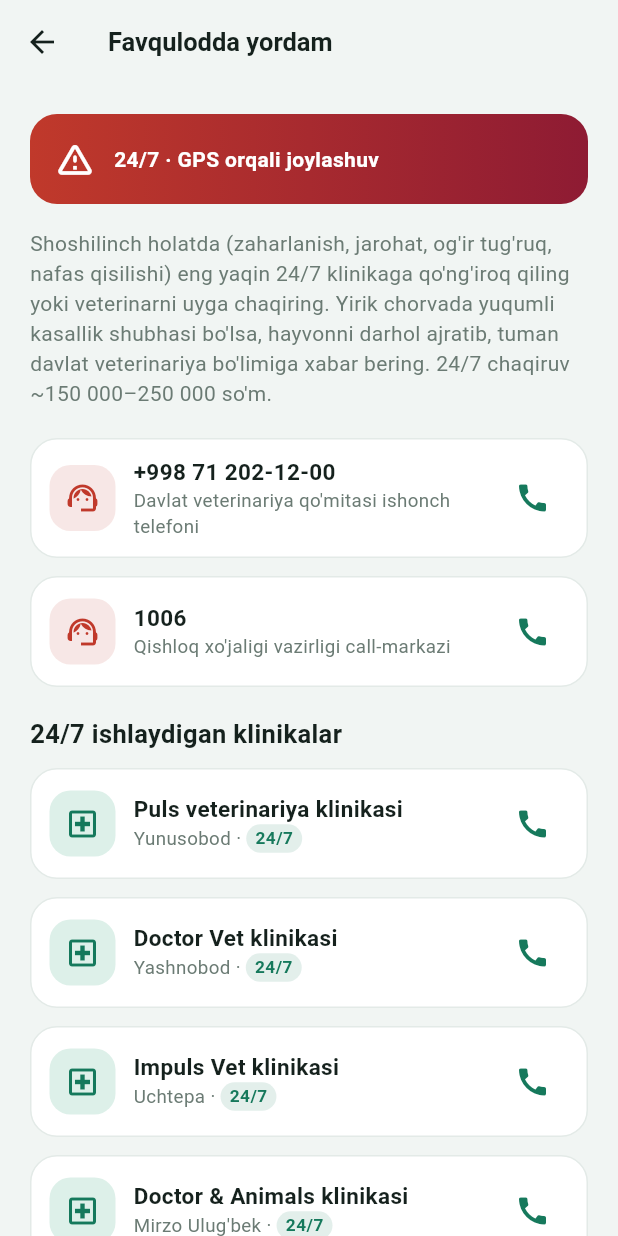
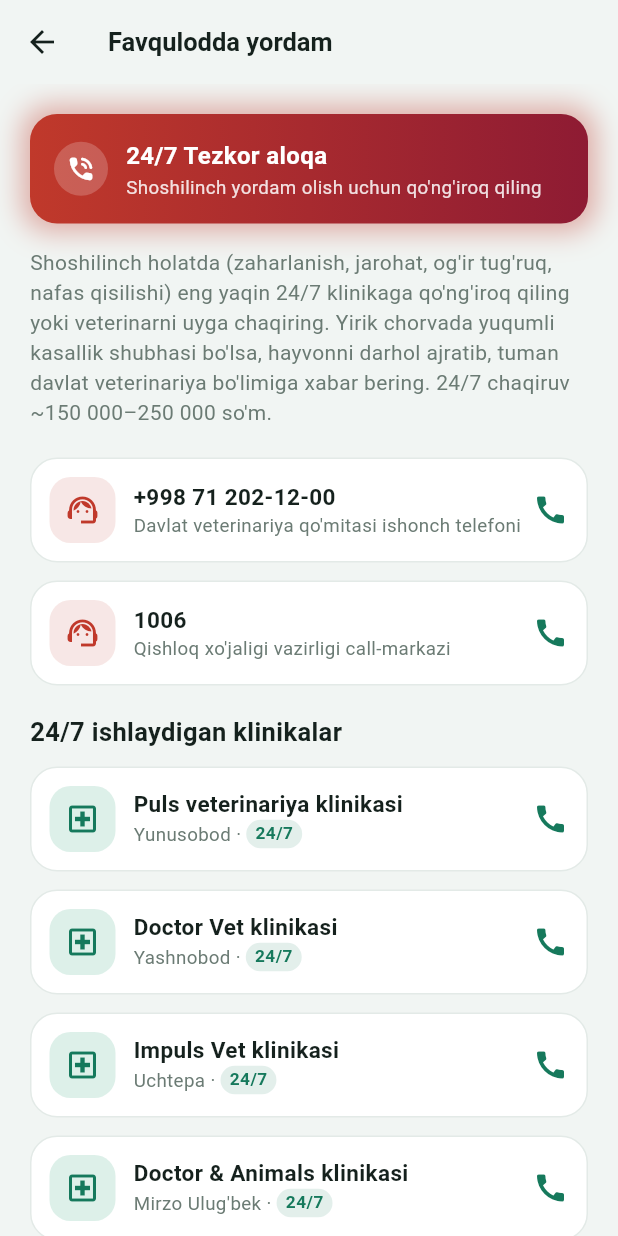
Before and after one commit to Yusuf2236/vet.uz, a Flutter app: the EmergencyScreen screen opened by its route, on a phone screen of 412 x 824 dp. Run offline on Flutter 3.47's test engine with Material 3 defaults, Android fonts, the phone set to English and light mode, and no system bars; our stand-ins replace device_preview, flutter_map, google_fonts, latlong2, local_auth, shared_preferences and 1 more; missing offline and left inert: yandex_mapkit; accounts and stored records are empty.

Commit message:
feat: improve emergency screen by removing GPS references and adding pulsing neon glow/entrance animations

```diff
--- a/lib/frontend/screens/emergency/emergency_screen.dart
+++ b/lib/frontend/screens/emergency/emergency_screen.dart
@@ -7,8 +7,10 @@ import '../../core/theme/app_text_styles.dart';
 import '../../data/mock_data.dart';
 import '../../../backend/repositories/clinic_repository.dart';
 import '../../models/clinic.dart';
+import '../../widgets/fade_slide_in.dart';
 
 /// Favqulodda yordam — 24/7 klinikalar va davlat ishonch telefonlari.
+/// Pulsatsiyalanuvchi banner, kirish animatsiyalari va to'liq interaktiv kartalar.
 class EmergencyScreen extends StatefulWidget {
   const EmergencyScreen({super.key});
 
@@ -37,61 +39,57 @@ class _EmergencyScreenState extends State<EmergencyScreen> {
       body: ListView(
         padding: const EdgeInsets.all(AppSpacing.screenH),
         children: [
-          // Ogohlantirish banneri
-          Container(
-            padding: const EdgeInsets.all(AppSpacing.lg),
-            decoration: BoxDecoration(
-              gradient: const LinearGradient(
-                colors: [AppColors.emergency, AppColors.emergencyDark],
-              ),
-              borderRadius: BorderRadius.circular(AppRadius.lg),
-            ),
-            child: Row(
-              children: [
-                const Icon(
-                  Icons.warning_amber_rounded,
-                  color: Colors.white,
-                  size: 28,
-                ),
-                const SizedBox(width: AppSpacing.md),
-                Expanded(
-                  child: Text(
-                    AppStrings.emergencySub,
-                    style: AppTextStyles.bodyStrong.copyWith(
-                      color: Colors.white,
-                    ),
-                  ),
-                ),
-              ],
-            ),
+          // 1. Pulsatsiyalanuvchi ogohlantirish banneri (GPS haqidagi qism olib tashlandi)
+          const FadeSlideIn(
+            delay: Duration(milliseconds: 50),
+            child: _PulsingEmergencyBanner(),
           ),
           const SizedBox(height: AppSpacing.lg),
-          Text(
+
+          // 2. Izoh matni
+          FadeSlideIn(
+            delay: const Duration(milliseconds: 100),
+            child: Text(
               MockData.emergencyNote,
               style: AppTextStyles.body.copyWith(color: secondary),
             ),
+          ),
           const SizedBox(height: AppSpacing.xl),
 
-          // Ishonch telefonlari
-          _HotlineTile(
+          // 3. Ishonch telefonlari (kirish animatsiyasi bilan)
+          FadeSlideIn(
+            delay: const Duration(milliseconds: 150),
+            child: _HotlineTile(
               label: MockData.stateHotlineLabel,
               number: MockData.stateHotline,
               onCall: () => _call(context, MockData.stateHotline),
             ),
+          ),
           const SizedBox(height: AppSpacing.md),
-          _HotlineTile(
+          FadeSlideIn(
+            delay: const Duration(milliseconds: 200),
+            child: _HotlineTile(
               label: MockData.ministryHotlineLabel,
               number: MockData.ministryHotline,
               onCall: () => _call(context, MockData.ministryHotline),
             ),
+          ),
           const SizedBox(height: AppSpacing.xl),
 
-          Text(
+          // 4. Klinika sarlavhasi
+          FadeSlideIn(
+            delay: const Duration(milliseconds: 250),
+            child: Text(
               AppStrings.emergencyClinics,
               style: AppTextStyles.h3.copyWith(color: titleColor),
             ),
+          ),
           const SizedBox(height: AppSpacing.md),
-          FutureBuilder<List<Clinic>>(
+
+          // 5. 24/7 ishlaydigan klinikalar ro'yxati
+          FadeSlideIn(
+            delay: const Duration(milliseconds: 300),
+            child: FutureBuilder<List<Clinic>>(
               future: _future,
               builder: (context, snap) {
                 if (snap.connectionState == ConnectionState.waiting) {
@@ -123,13 +121,117 @@ class _EmergencyScreenState extends State<EmergencyScreen> {
                 );
               },
             ),
+          ),
         ],
       ),
     );
   }
 }
 
-class _HotlineTile extends StatelessWidget {
+/// Pulsatsiyalanuvchi premium favqulodda yordam banneri.
+class _PulsingEmergencyBanner extends StatefulWidget {
+  const _PulsingEmergencyBanner();
+
+  @override
+  State<_PulsingEmergencyBanner> createState() => _PulsingEmergencyBannerState();
+}
+
+class _PulsingEmergencyBannerState extends State<_PulsingEmergencyBanner>
+    with SingleTickerProviderStateMixin {
+  late AnimationController _controller;
+  late Animation<double> _glowAnimation;
+
+  @override
+  void initState() {
+    super.initState();
+    _controller = AnimationController(
+      vsync: this,
+      duration: const Duration(seconds: 2),
+    )..repeat(reverse: true);
+
+    _glowAnimation = Tween<double>(begin: 4.0, end: 16.0).animate(
+      CurvedAnimation(parent: _controller, curve: Curves.easeInOut),
+    );
+  }
+
+  @override
+  void dispose() {
+    _controller.dispose();
+    super.dispose();
+  }
+
+  @override
+  Widget build(BuildContext context) {
+    return AnimatedBuilder(
+      animation: _glowAnimation,
+      builder: (context, child) {
+        return Container(
+          padding: const EdgeInsets.all(AppSpacing.lg),
+          decoration: BoxDecoration(
+            gradient: const LinearGradient(
+              colors: [AppColors.emergency, AppColors.emergencyDark],
+            ),
+            borderRadius: BorderRadius.circular(AppRadius.lg),
+            boxShadow: [
+              BoxShadow(
+                color: AppColors.emergency.withValues(alpha: 0.4),
+                blurRadius: _glowAnimation.value,
+                spreadRadius: _glowAnimation.value / 3,
+              ),
+            ],
+          ),
+          child: Row(
+            children: [
+              Stack(
+                alignment: Alignment.center,
+                children: [
+                  Container(
+                    width: 36,
+                    height: 36,
+                    decoration: BoxDecoration(
+                      shape: BoxShape.circle,
+                      color: Colors.white.withValues(alpha: 0.2),
+                    ),
+                  ),
+                  const Icon(
+                    Icons.phone_in_talk_rounded,
+                    color: Colors.white,
+                    size: 20,
+                  ),
+                ],
+              ),
+              const SizedBox(width: AppSpacing.md),
+              Expanded(
+                child: Column(
+                  crossAxisAlignment: CrossAxisAlignment.start,
+                  children: [
+                    Text(
+                      "24/7 Tezkor aloqa",
+                      style: AppTextStyles.bodyStrong.copyWith(
+                        color: Colors.white,
+                        fontWeight: FontWeight.bold,
+                        fontSize: 16,
+                      ),
+                    ),
+                    const SizedBox(height: 2),
+                    Text(
+                      "Shoshilinch yordam olish uchun qo'ng'iroq qiling",
+                      style: AppTextStyles.caption.copyWith(
+                        color: Colors.white.withValues(alpha: 0.85),
+                      ),
+                    ),
+                  ],
+                ),
+              ),
+            ],
+          ),
+        );
+      },
+    );
+  }
+}
+
+class _HotlineTile extends StatefulWidget {
   final String label;
   final String number;
   final VoidCallback onCall;
@@ -141,10 +243,26 @@ class _HotlineTile extends StatelessWidget {
   });
 
   @override
+  State<_HotlineTile> createState() => _HotlineTileState();
+}
+
+class _HotlineTileState extends State<_HotlineTile> {
+  double _scale = 1.0;
+
+  @override
   Widget build(BuildContext context) {
     final secondary = Theme.of(context).textTheme.bodySmall?.color;
     final titleColor = Theme.of(context).textTheme.titleMedium?.color;
-    return Container(
+
+    return GestureDetector(
+      onTapDown: (_) => setState(() => _scale = 0.98),
+      onTapUp: (_) => setState(() => _scale = 1.0),
+      onTapCancel: () => setState(() => _scale = 1.0),
+      onTap: widget.onCall,
+      child: AnimatedScale(
+        scale: _scale,
+        duration: const Duration(milliseconds: 100),
+        child: Container(
           padding: const EdgeInsets.all(AppSpacing.md),
           decoration: BoxDecoration(
             color: Theme.of(context).cardColor,
@@ -169,38 +287,52 @@ class _HotlineTile extends StatelessWidget {
                   mainAxisSize: MainAxisSize.min,
                   children: [
                     Text(
-                  number,
+                      widget.number,
                       style: AppTextStyles.title.copyWith(color: titleColor),
                     ),
                     Text(
-                  label,
+                      widget.label,
                       style: AppTextStyles.caption.copyWith(color: secondary),
                     ),
                   ],
                 ),
               ),
-          IconButton(
-            tooltip: AppStrings.call,
-            onPressed: onCall,
-            icon: const Icon(Icons.call, color: AppColors.success),
+              const Icon(Icons.call, color: AppColors.success),
+            ],
           ),
-        ],
+        ),
       ),
     );
   }
 }
 
-class _ClinicTile extends StatelessWidget {
+class _ClinicTile extends StatefulWidget {
   final Clinic clinic;
   final VoidCallback onCall;
 
   const _ClinicTile({required this.clinic, required this.onCall});
 
   @override
+  State<_ClinicTile> createState() => _ClinicTileState();
+}
+
+class _ClinicTileState extends State<_ClinicTile> {
+  double _scale = 1.0;
+
+  @override
   Widget build(BuildContext context) {
     final secondary = Theme.of(context).textTheme.bodySmall?.color;
     final titleColor = Theme.of(context).textTheme.titleMedium?.color;
-    return Container(
+
+    return GestureDetector(
+      onTapDown: (_) => setState(() => _scale = 0.98),
+      onTapUp: (_) => setState(() => _scale = 1.0),
+      onTapCancel: () => setState(() => _scale = 1.0),
+      onTap: widget.onCall,
+      child: AnimatedScale(
+        scale: _scale,
+        duration: const Duration(milliseconds: 100),
+        child: Container(
           padding: const EdgeInsets.all(AppSpacing.md),
           decoration: BoxDecoration(
             color: Theme.of(context).cardColor,
@@ -228,7 +360,7 @@ class _ClinicTile extends StatelessWidget {
                   mainAxisSize: MainAxisSize.min,
                   children: [
                     Text(
-                  clinic.name,
+                      widget.clinic.name,
                       maxLines: 1,
                       overflow: TextOverflow.ellipsis,
                       style: AppTextStyles.title.copyWith(color: titleColor),
@@ -236,7 +368,7 @@ class _ClinicTile extends StatelessWidget {
                     Row(
                       children: [
                         Text(
-                      '${clinic.district} · ',
+                          '${widget.clinic.district} · ',
                           style: AppTextStyles.caption.copyWith(color: secondary),
                         ),
                         Container(
@@ -260,12 +392,10 @@ class _ClinicTile extends StatelessWidget {
                   ],
                 ),
               ),
-          IconButton(
-            tooltip: AppStrings.call,
-            onPressed: onCall,
-            icon: const Icon(Icons.call, color: AppColors.success),
+              const Icon(Icons.call, color: AppColors.success),
+            ],
           ),
-        ],
+        ),
       ),
     );
   }
```
Lines whose indentation alone changed are shown as unchanged.
